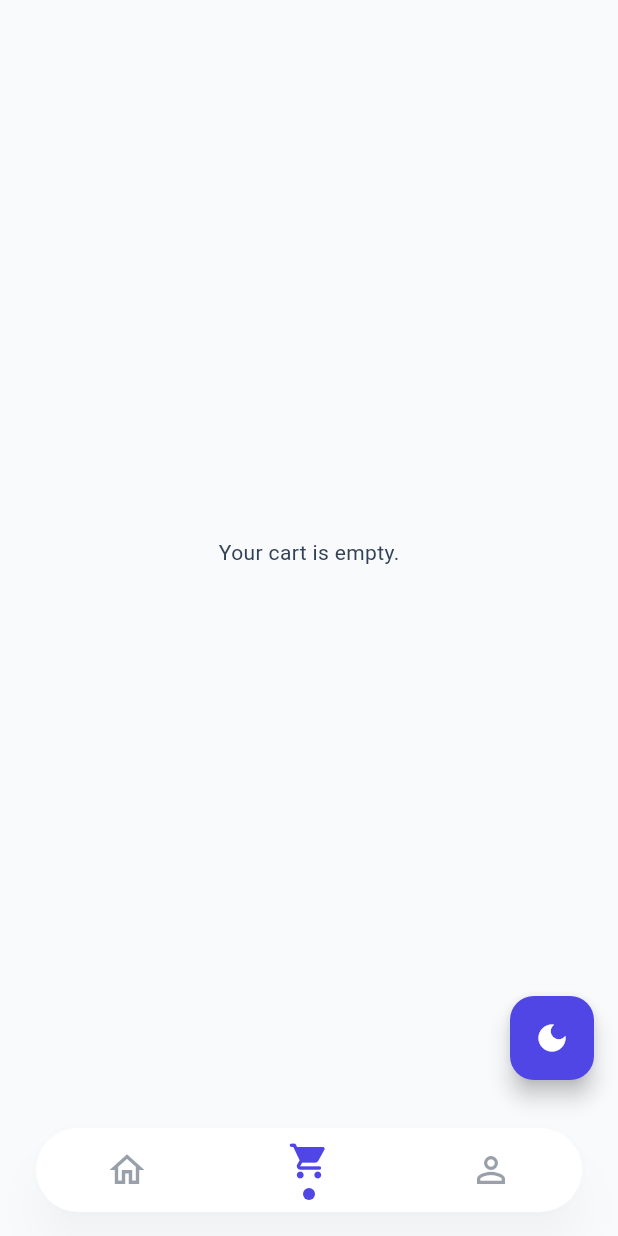
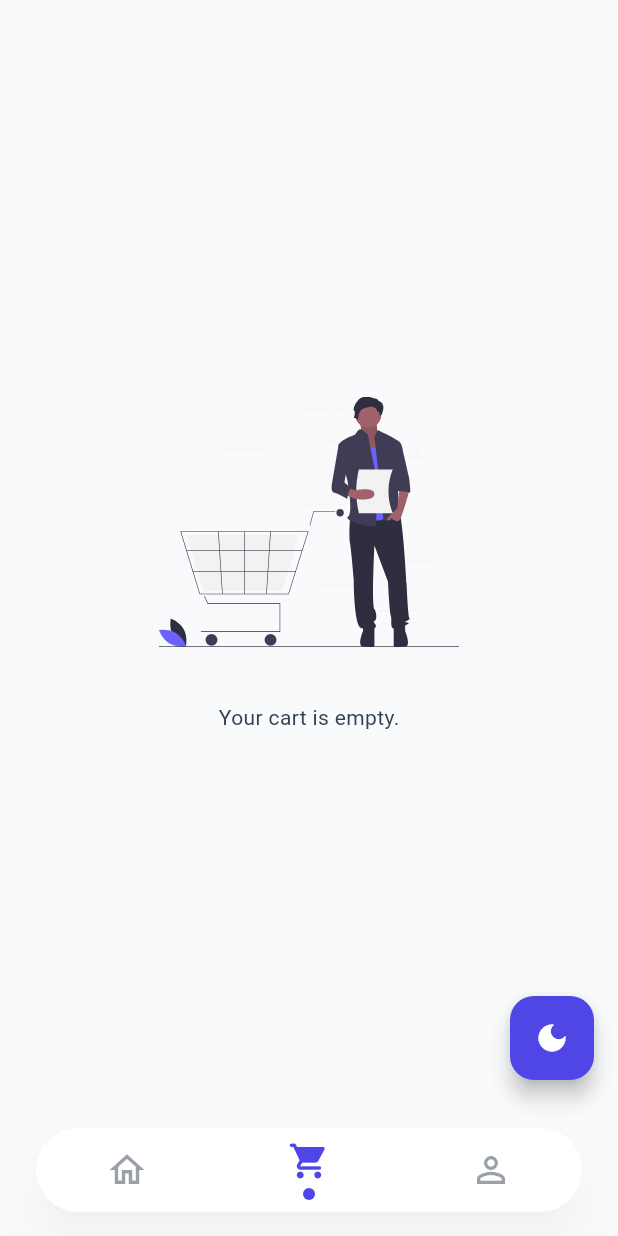
Before and after one commit to MooAli49/ecommerce, a Flutter app: the screen it shows once a user with an empty profile is signed in, item 2 of the bottom bar chosen, on a phone screen of 412 x 824 dp. Run offline on Flutter 3.47's test engine with Material 3 defaults, Android fonts, the phone set to English and light mode, and no system bars; our stand-ins replace bloc, cloud_firestore, firebase_auth, firebase_core, flutter_bloc, flutter_svg and 5 more; accounts and stored records are empty.

Commit message:
enhance ui : added svg picture for empty cart state

```diff
--- a/lib/feature/cart/ui/screens/cart_screen.dart
+++ b/lib/feature/cart/ui/screens/cart_screen.dart
@@ -1,5 +1,6 @@
 import 'package:flutter/material.dart';
 import 'package:flutter_bloc/flutter_bloc.dart';
+import 'package:flutter_svg/svg.dart';
 
 import '../../controller/cubit/cart_cubit.dart';
 import '../widgets/cart_item_row.dart';
@@ -21,23 +22,25 @@ class _CartScreenState extends State<CartScreen> {
 
   @override
   Widget build(BuildContext context) {
-    return Scaffold(
-      body: BlocBuilder<CartCubit, CartState>(
+    return BlocBuilder<CartCubit, CartState>(
       builder: (context, state) {
         if (state is CartLoading) {
-            return const Center(child: CircularProgressIndicator());
+          return Scaffold(
+            body: const Center(child: CircularProgressIndicator()),
+          );
         } else if (state is CartError) {
-            return Center(child: Text(state.message));
+          return Scaffold(body: Center(child: Text(state.message)));
         } else if (state is CartLoaded) {
           final products = state.products;
           if (products.isEmpty) {
-              return const Center(child: Text('Your cart is empty.'));
+            return Scaffold(body: _showEmptyCartImage());
           }
           double total = products.fold(
             0,
             (sum, item) => sum + (item.price * item.quantity),
           );
-            return Column(
+          return Scaffold(
+            body: Column(
               children: [
                 Expanded(
                   child: ListView.builder(
@@ -52,11 +55,29 @@ class _CartScreenState extends State<CartScreen> {
                 ),
                 CartTotalFooter(total: total),
               ],
+            ),
           );
         }
-          return const SizedBox.shrink();
+        return Scaffold(body: const SizedBox.shrink());
       },
+    );
+  }
+
+  Widget _showEmptyCartImage() {
+    print('safaaaaaaaaaaaaaaaaaaaaaaaaaaaa');
+    return Column(
+      mainAxisAlignment: MainAxisAlignment.center,
+      spacing: 20,
+      children: [
+        Center(
+          child: SvgPicture.asset(
+            'assets/images/cart_empty.svg',
+            width: 200,
+            height: 200,
           ),
+        ),
+        const Center(child: Text('Your cart is empty.')),
+      ],
     );
   }
 
--- a/pubspec.yaml
+++ b/pubspec.yaml
@@ -22,6 +22,7 @@ dependencies:
   path: ^1.9.1
   sqflite: ^2.4.2
   shared_preferences: ^2.5.3
+  flutter_svg: ^2.2.0
 
 dev_dependencies:
   flutter_test:
```
Also changed, not shown: assets/images/cart_empty.svg (added), pubspec.lock. Lines whose indentation alone changed are shown as unchanged.
